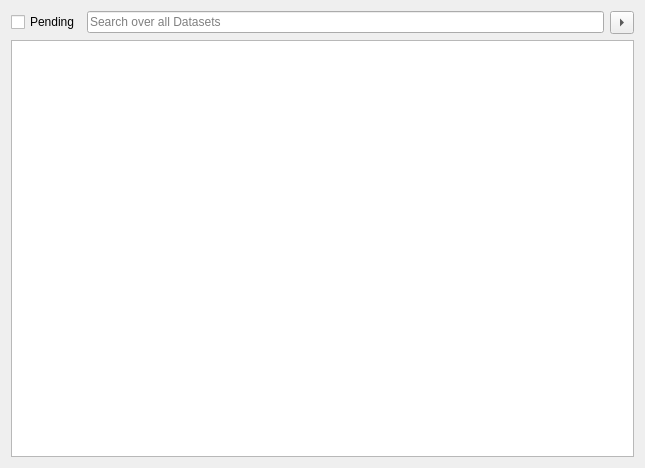
This is forms/sentbills.ui in LukyLuke/PiTres as Qt 5 draws it before an edit. The edited form follows.
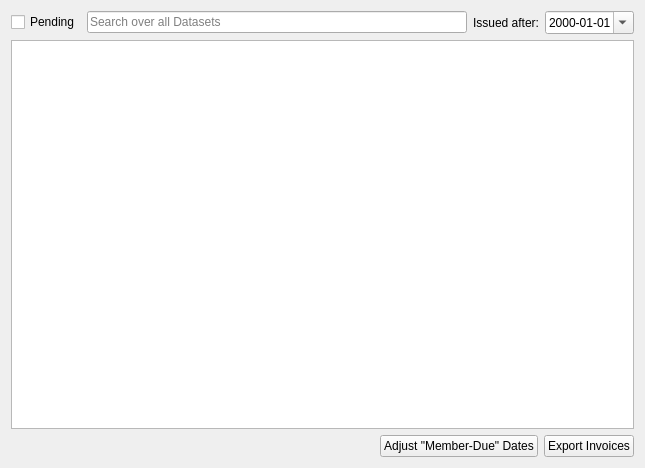
This is the edited form.

Commit message: Added LDIF-Export, CSV-Export for Users, modified QIF-Export, added member-due attributes and functions, prepared a settings dialog, ...

```diff
--- a/forms/sentbills.ui
+++ b/forms/sentbills.ui
@@ -40,12 +40,19 @@
       </widget>
      </item>
      <item>
-      <widget class="QToolButton" name="buttonSearch">
+      <widget class="QLabel" name="label">
        <property name="text">
-        <string>Search</string>
+        <string>Issued after:</string>
        </property>
-       <property name="arrowType">
-        <enum>Qt::RightArrow</enum>
+      </widget>
+     </item>
+     <item>
+      <widget class="QDateEdit" name="sinceDate">
+       <property name="displayFormat">
+        <string>yyyy-MM-dd</string>
+       </property>
+       <property name="calendarPopup">
+        <bool>true</bool>
        </property>
       </widget>
      </item>
@@ -53,11 +60,48 @@
    </item>
    <item>
     <widget class="QTableView" name="tableView">
+     <property name="alternatingRowColors">
+      <bool>true</bool>
+     </property>
      <property name="sortingEnabled">
       <bool>true</bool>
      </property>
+     <property name="wordWrap">
+      <bool>false</bool>
+     </property>
     </widget>
    </item>
+   <item>
+    <layout class="QHBoxLayout" name="horizontalLayout_2">
+     <item>
+      <spacer name="horizontalSpacer">
+       <property name="orientation">
+        <enum>Qt::Horizontal</enum>
+       </property>
+       <property name="sizeHint" stdset="0">
+        <size>
+         <width>40</width>
+         <height>20</height>
+        </size>
+       </property>
+      </spacer>
+     </item>
+     <item>
+      <widget class="QPushButton" name="btnSyncUsers">
+       <property name="text">
+        <string>Adjust &quot;Member-Due&quot; Dates</string>
+       </property>
+      </widget>
+     </item>
+     <item>
+      <widget class="QPushButton" name="btnInvoiceQif">
+       <property name="text">
+        <string>Export Invoices</string>
+       </property>
+      </widget>
+     </item>
+    </layout>
+   </item>
   </layout>
  </widget>
  <resources/>
```
The commit also changes 18 other files.
